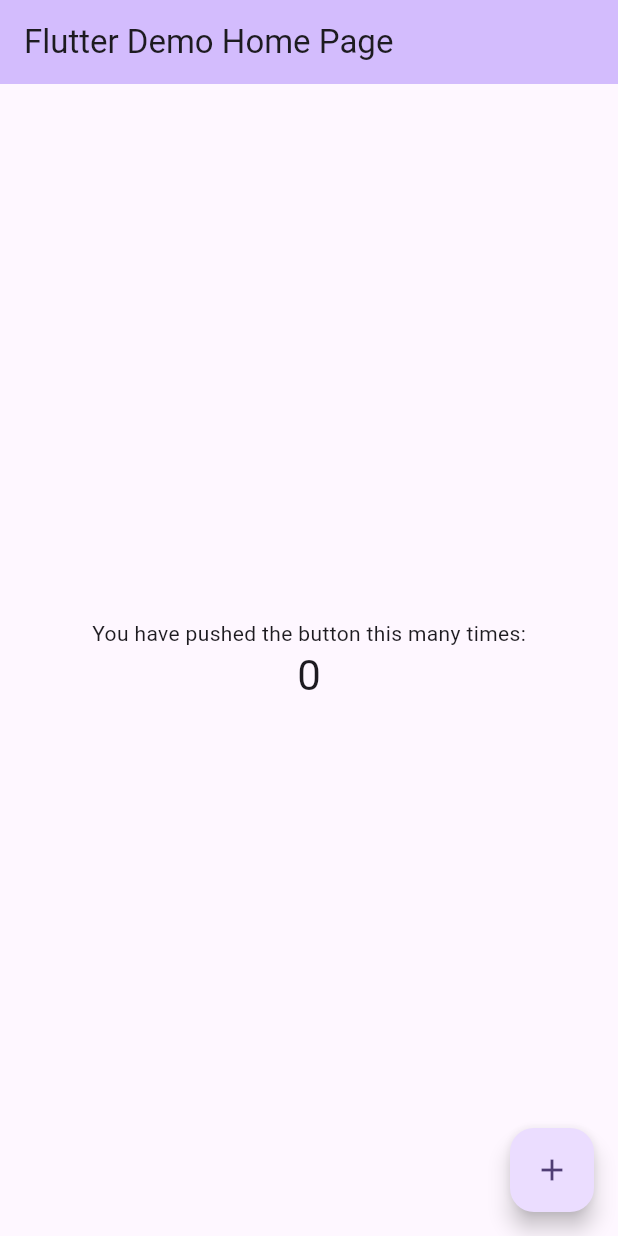
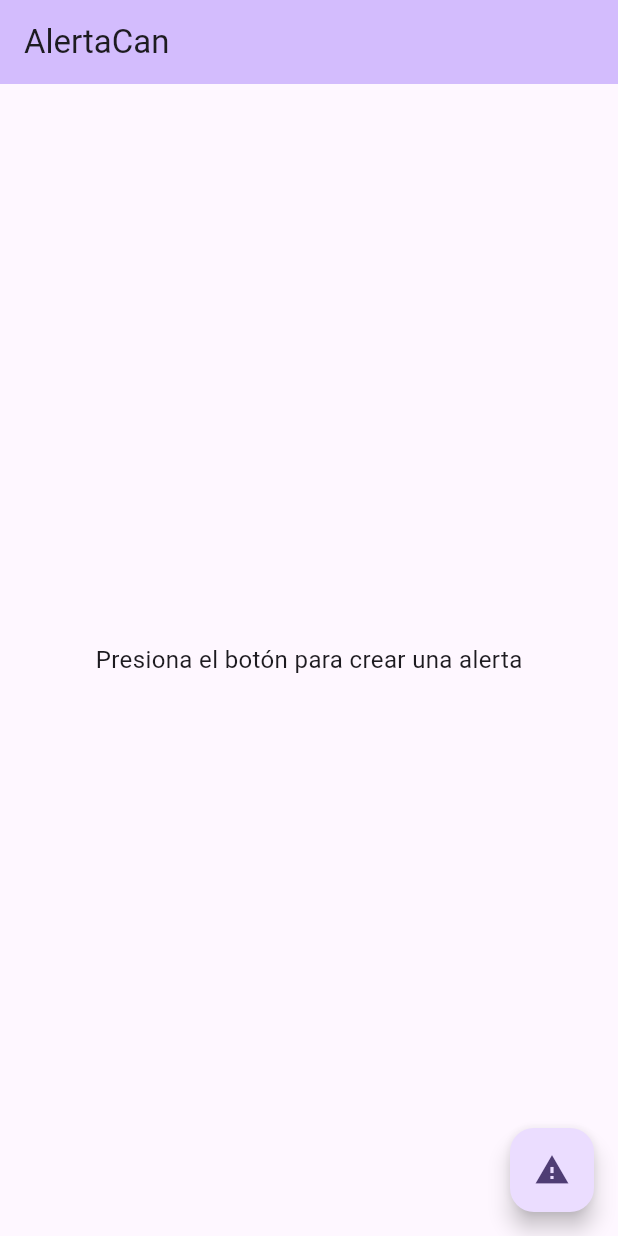
Before and after one commit to riagalv/tsp_LosAcosta, a Flutter app: the screen it shows after launch, on a phone screen of 412 x 824 dp. Run offline on Flutter 3.47's test engine with Material 3 defaults, Android fonts, the phone set to English and light mode, and no system bars; our stand-ins replace cloud_firestore, firebase_core; accounts and stored records are empty.

Commit message:
Todo listo para trabjar

```diff
--- a/lib/main.dart
+++ b/lib/main.dart
@@ -1,54 +1,34 @@
 import 'package:flutter/material.dart';
 import 'package:firebase_core/firebase_core.dart';
+import 'package:cloud_firestore/cloud_firestore.dart';
+import 'firebase_options.dart';
 
-void main() {
+void main() async {
   WidgetsFlutterBinding.ensureInitialized();
-  Firebase.initializeApp();
+
+  await Firebase.initializeApp(options: DefaultFirebaseOptions.currentPlatform);
+
   runApp(const MyApp());
 }
 
 class MyApp extends StatelessWidget {
   const MyApp({super.key});
 
-  // This widget is the root of your application.
   @override
   Widget build(BuildContext context) {
     return MaterialApp(
-      title: 'Flutter Demo',
+      title: 'AlertaCan',
       theme: ThemeData(
-        // This is the theme of your application.
-        //
-        // TRY THIS: Try running your application with "flutter run". You'll see
-        // the application has a purple toolbar. Then, without quitting the app,
-        // try changing the seedColor in the colorScheme below to Colors.green
-        // and then invoke "hot reload" (save your changes or press the "hot
-        // reload" button in a Flutter-supported IDE, or press "r" if you used
-        // the command line to start the app).
-        //
-        // Notice that the counter didn't reset back to zero; the application
-        // state is not lost during the reload. To reset the state, use hot
-        // restart instead.
-        //
-        // This works for code too, not just values: Most code changes can be
-        // tested with just a hot reload.
-        colorScheme: .fromSeed(seedColor: Colors.deepPurple),
+        colorScheme: ColorScheme.fromSeed(seedColor: Colors.deepPurple),
       ),
-      home: const MyHomePage(title: 'Flutter Demo Home Page'),
+      home: const MyHomePage(title: 'AlertaCan'),
+      debugShowCheckedModeBanner: false,
     );
   }
 }
 
 class MyHomePage extends StatefulWidget {
   const MyHomePage({super.key, required this.title});
-
-  // This widget is the home page of your application. It is stateful, meaning
-  // that it has a State object (defined below) that contains fields that affect
-  // how it looks.
-
-  // This class is the configuration for the state. It holds the values (in this
-  // case the title) provided by the parent (in this case the App widget) and
-  // used by the build method of the State. Fields in a Widget subclass are
-  // always marked "final".
 
   final String title;
 
@@ -57,68 +37,47 @@ class MyHomePage extends StatefulWidget {
 }
 
 class _MyHomePageState extends State<MyHomePage> {
-  int _counter = 0;
+  // GUARDAR EN FIRESTORE
+  Future<void> crearAlerta() async {
+    try {
+      await FirebaseFirestore.instance.collection('alertas').add({
+        'tipo': 'perro agresivo',
+        'fecha': Timestamp.now(),
+      });
 
-  void _incrementCounter() {
-    setState(() {
-      // This call to setState tells the Flutter framework that something has
-      // changed in this State, which causes it to rerun the build method below
-      // so that the display can reflect the updated values. If we changed
-      // _counter without calling setState(), then the build method would not be
-      // called again, and so nothing would appear to happen.
-      _counter++;
-    });
+      print("Alerta guardada en Firebase");
+
+      ScaffoldMessenger.of(context).showSnackBar(
+        const SnackBar(content: Text("Alerta creada correctamente")),
+      );
+    } catch (e) {
+      print("Error al guardar: $e");
+
+      ScaffoldMessenger.of(context).showSnackBar(
+        const SnackBar(content: Text("Error al guardar en Firebase")),
+      );
+    }
   }
 
   @override
   Widget build(BuildContext context) {
-    // This method is rerun every time setState is called, for instance as done
-    // by the _incrementCounter method above.
-    //
-    // The Flutter framework has been optimized to make rerunning build methods
-    // fast, so that you can just rebuild anything that needs updating rather
-    // than having to individually change instances of widgets.
     return Scaffold(
       appBar: AppBar(
-        // TRY THIS: Try changing the color here to a specific color (to
-        // Colors.amber, perhaps?) and trigger a hot reload to see the AppBar
-        // change color while the other colors stay the same.
+        title: Text(widget.title),
         backgroundColor: Theme.of(context).colorScheme.inversePrimary,
-        // Here we take the value from the MyHomePage object that was created by
-        // the App.build method, and use it to set our appbar title.
-        title: Text(widget.title),
       ),
-      body: Center(
-        // Center is a layout widget. It takes a single child and positions it
-        // in the middle of the parent.
-        child: Column(
-          // Column is also a layout widget. It takes a list of children and
-          // arranges them vertically. By default, it sizes itself to fit its
-          // children horizontally, and tries to be as tall as its parent.
-          //
-          // Column has various properties to control how it sizes itself and
-          // how it positions its children. Here we use mainAxisAlignment to
-          // center the children vertically; the main axis here is the vertical
-          // axis because Columns are vertical (the cross axis would be
-          // horizontal).
-          //
-          // TRY THIS: Invoke "debug painting" (choose the "Toggle Debug Paint"
-          // action in the IDE, or press "p" in the console), to see the
-          // wireframe for each widget.
-          mainAxisAlignment: .center,
-          children: [
-            const Text('You have pushed the button this many times:'),
-            Text(
-              '$_counter',
-              style: Theme.of(context).textTheme.headlineMedium,
-            ),
-          ],
+      body: const Center(
+        child: Text(
+          'Presiona el botón para crear una alerta',
+          style: TextStyle(fontSize: 16),
         ),
       ),
+
+      // BOTON QUE GUARDA EN FIRESTORE
       floatingActionButton: FloatingActionButton(
-        onPressed: _incrementCounter,
-        tooltip: 'Increment',
-        child: const Icon(Icons.add),
+        onPressed: crearAlerta,
+        tooltip: 'Crear alerta',
+        child: const Icon(Icons.warning),
       ),
     );
   }
```
Also changed, not shown: pubspec.yaml (+8 -66 lines), firebase.json (added), lib/firebase_options.dart (added), pubspec.lock, 5 other files.
